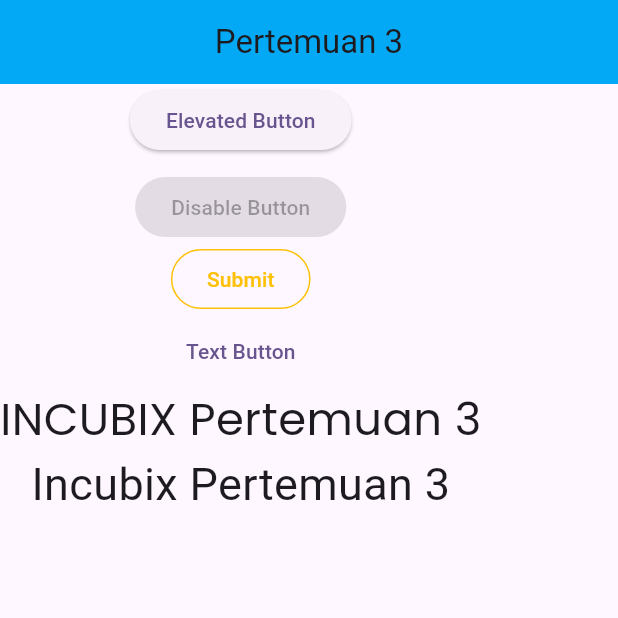
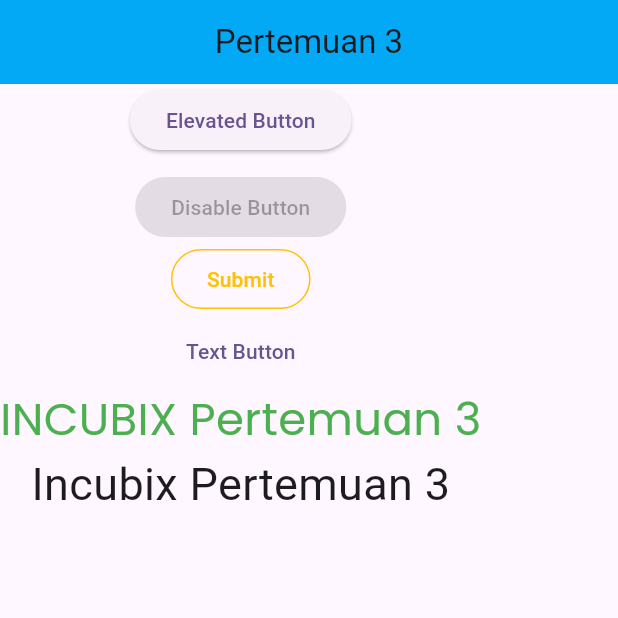
Before and after one commit to tangguhw/IncubixTalentFess_Android_Tangguh-Widodo, a Flutter app: the screen it shows after launch, on a phone screen of 412 x 824 dp, the top half of it. Run offline on Flutter 3.47's test engine with Material 2 defaults, Android fonts, the phone set to English and light mode, and no system bars; our stand-ins replace google_fonts.

Commit message:
Global Font Text Style

```diff
--- a/pertemuan3/lib/homescreen.dart
+++ b/pertemuan3/lib/homescreen.dart
@@ -1,6 +1,7 @@
 import 'package:flutter/material.dart';
 import 'package:google_fonts/google_fonts.dart';
 import 'package:pertemuan3/formulir_screen.dart';
+import 'package:pertemuan3/theme.dart';
 
 class HomeScreen extends StatefulWidget {
   const HomeScreen({super.key});
@@ -49,11 +50,8 @@ class _HomeScreenState extends State<HomeScreen> {
           //Text Button
           TextButton(onPressed: () {}, child: const Text("Text Button")),
 
-          Text(
-            "INCUBIX Pertemuan 3",
-            style:
-                GoogleFonts.poppins(textStyle: const TextStyle(fontSize: 30)),
-          ),
+          Text("INCUBIX Pertemuan 3",
+              style: primaryText.copyWith(fontSize: 30, color: Colors.green)),
           Text(
             "Incubix Pertemuan 3",
             style:
--- /dev/null
+++ b/pertemuan3/lib/theme.dart
@@ -0,0 +1,4 @@
+import 'package:flutter/material.dart';
+import 'package:google_fonts/google_fonts.dart';
+
+TextStyle primaryText = GoogleFonts.poppins();
```
